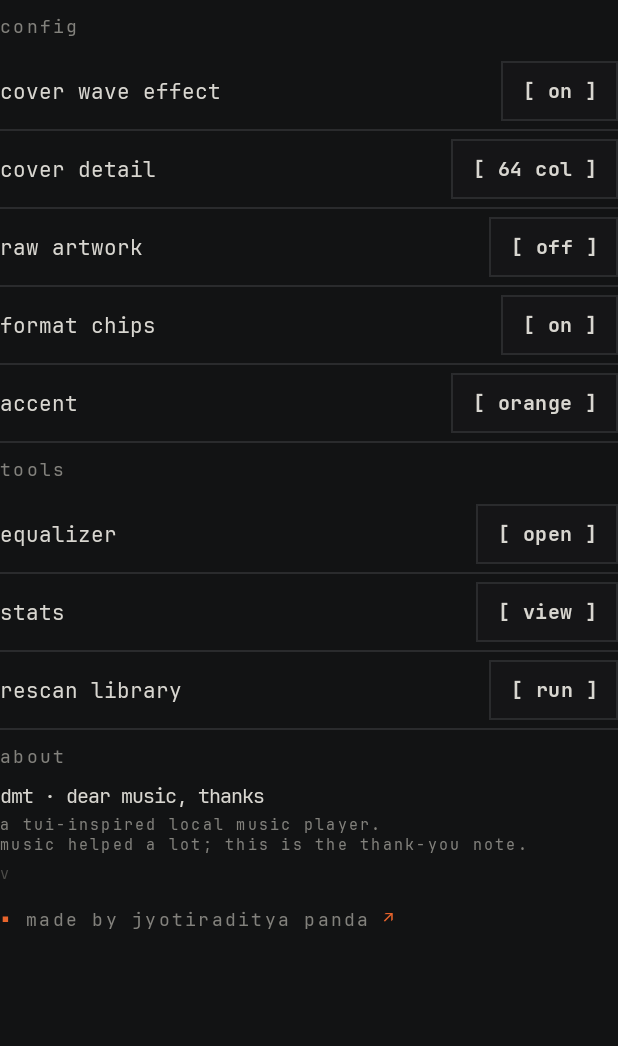
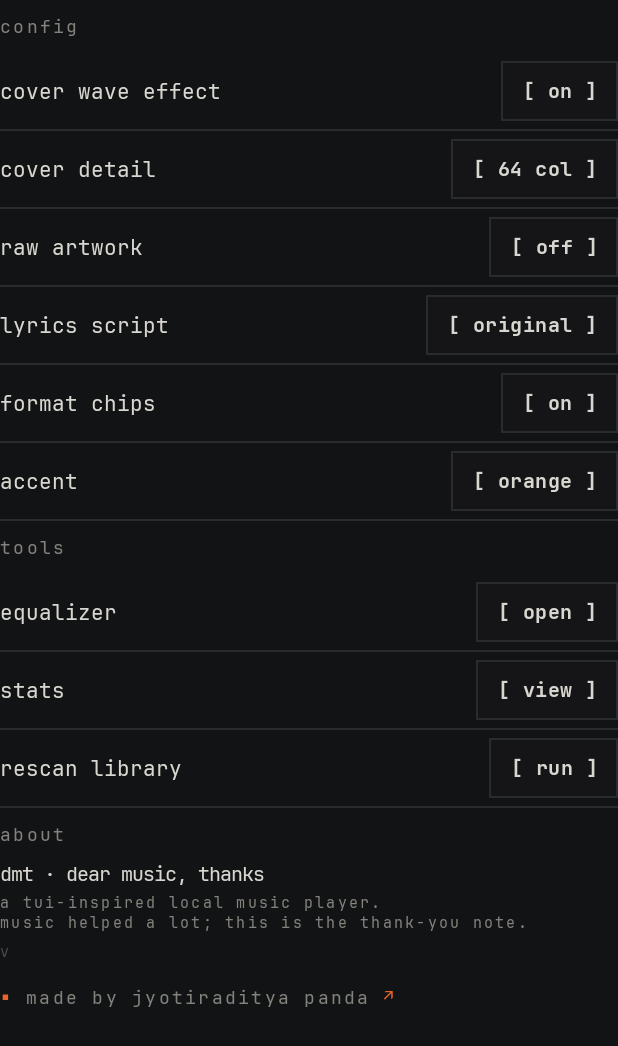
Before and after one commit to imjyotiraditya/dmt, an Android app built with Jetpack Compose: the composable SettingsPane shown on its own in the app's theme, on a phone screen of 412 x 824 dp. Shown: the top 1046 px of the screen. Run offline under Robolectric (Android 15) with nearby library versions, the light colour scheme and no system bars; 3 statements that could not run were skipped.

Commit message:
-- feat(lyrics): Add toggle to switch lyrics script
  when romanized is selected and a line has a transliteration,
  the transliteration becomes the big word-synced karaoke line
  and the original script drops to the smaller sub-line,
  the exact reverse of today's default.

  Lines with no transliteration are untouched, and translations keep rendering below either way

```diff
--- a/app/src/main/java/dev/jyotiraditya/dmt/data/repository/PreferencesRepositoryImpl.kt
+++ b/app/src/main/java/dev/jyotiraditya/dmt/data/repository/PreferencesRepositoryImpl.kt
@@ -12,6 +12,7 @@ import dev.jyotiraditya.dmt.data.source.local.KEY_LAST_INDEX
 import dev.jyotiraditya.dmt.data.source.local.KEY_LAST_POS
 import dev.jyotiraditya.dmt.data.source.local.KEY_LAST_QUEUE
 import dev.jyotiraditya.dmt.data.source.local.KEY_RAW
+import dev.jyotiraditya.dmt.data.source.local.KEY_ROMANIZED_LYRICS
 import dev.jyotiraditya.dmt.data.source.local.KEY_SOURCE_MODE
 import dev.jyotiraditya.dmt.data.source.local.KEY_SPECS
 import dev.jyotiraditya.dmt.data.source.local.KEY_SPEED
@@ -47,6 +48,7 @@ class PreferencesRepositoryImpl @Inject constructor(
             wave = prefs[KEY_WAVE] ?: true,
             cols = prefs[KEY_COLS] ?: 64,
             listSpecs = prefs[KEY_SPECS] ?: true,
+            romanizedLyrics = prefs[KEY_ROMANIZED_LYRICS] ?: false,
             accent = Accent.fromOrdinal(prefs[KEY_ACCENT] ?: 0),
             rawArt = prefs[KEY_RAW] ?: false,
             sourceMode = SourceMode.entries[(prefs[KEY_SOURCE_MODE]
@@ -62,6 +64,7 @@ class PreferencesRepositoryImpl @Inject constructor(
             it[KEY_WAVE] = settings.wave
             it[KEY_COLS] = settings.cols
             it[KEY_SPECS] = settings.listSpecs
+            it[KEY_ROMANIZED_LYRICS] = settings.romanizedLyrics
             it[KEY_ACCENT] = settings.accent.ordinal
             it[KEY_RAW] = settings.rawArt
             it[KEY_SOURCE_MODE] = settings.sourceMode.ordinal
--- a/app/src/main/java/dev/jyotiraditya/dmt/data/source/local/DmtDataStore.kt
+++ b/app/src/main/java/dev/jyotiraditya/dmt/data/source/local/DmtDataStore.kt
@@ -15,6 +15,7 @@ val KEY_COLS = intPreferencesKey("cols")
 val KEY_SPECS = booleanPreferencesKey("specs")
 val KEY_ACCENT = intPreferencesKey("accent")
 val KEY_RAW = booleanPreferencesKey("raw_art")
+val KEY_ROMANIZED_LYRICS = booleanPreferencesKey("romanized_lyrics")
 val KEY_SPEED = floatPreferencesKey("speed")
 val KEY_STAT_TOTAL = longPreferencesKey("stat_total_ms")
 val KEY_STAT_COUNTS = stringPreferencesKey("stat_counts")
--- a/app/src/main/java/dev/jyotiraditya/dmt/domain/model/Settings.kt
+++ b/app/src/main/java/dev/jyotiraditya/dmt/domain/model/Settings.kt
@@ -23,6 +23,7 @@ data class DmtSettings(
     val wave: Boolean = true,
     val cols: Int = 64,
     val listSpecs: Boolean = true,
+    val romanizedLyrics: Boolean = false,
     val accent: Accent = Accent.ORANGE,
     val rawArt: Boolean = false,
     val sourceMode: SourceMode = SourceMode.LOCAL,
--- a/app/src/main/java/dev/jyotiraditya/dmt/presentation/player/ExpandedPlayer.kt
+++ b/app/src/main/java/dev/jyotiraditya/dmt/presentation/player/ExpandedPlayer.kt
@@ -375,6 +375,7 @@ private fun ArtSlot(
             positionMs = state.positionMs,
             durationMs = state.durationMs,
             isPlaying = state.isPlaying,
+            romanized = state.settings.romanizedLyrics,
             contentAspect = aspect,
             onSeekFraction = { dispatch(DmtAction.Seek(it)) },
             modifier = modifier,
--- a/app/src/main/java/dev/jyotiraditya/dmt/presentation/settings/SettingsPane.kt
+++ b/app/src/main/java/dev/jyotiraditya/dmt/presentation/settings/SettingsPane.kt
@@ -62,6 +62,22 @@ fun SettingsPane(state: DmtState, dispatch: (DmtAction) -> Unit) {
             value = if (settings.rawArt) on else off,
         ) {
             dispatch(DmtAction.Config(settings.copy(rawArt = !settings.rawArt)))
+        }
+        SettingRow(
+            label = stringResource(R.string.set_lyrics_script),
+            value = stringResource(
+                if (settings.romanizedLyrics) {
+                    R.string.lyrics_script_romanized
+                } else {
+                    R.string.lyrics_script_original
+                },
+            ),
+        ) {
+            dispatch(
+                DmtAction.Config(
+                    settings.copy(romanizedLyrics = !settings.romanizedLyrics),
+                ),
+            )
         }
         SettingRow(
             label = stringResource(R.string.set_specs),
--- a/app/src/main/res/values/strings.xml
+++ b/app/src/main/res/values/strings.xml
@@ -42,6 +42,9 @@
     <string name="set_detail_value" tools:ignore="PluralsCandidate">%1$d col</string>
     <string name="set_specs">format chips</string>
     <string name="set_raw">raw artwork</string>
+    <string name="set_lyrics_script">lyrics script</string>
+    <string name="lyrics_script_original">original</string>
+    <string name="lyrics_script_romanized">romanized</string>
     <string name="set_accent">accent</string>
     <string name="set_eq">equalizer</string>
     <string name="set_eq_open">open</string>
```
Also changed, not shown: app/src/main/java/dev/jyotiraditya/dmt/presentation/player/LyricsPanel.kt (+30 -12 lines).
